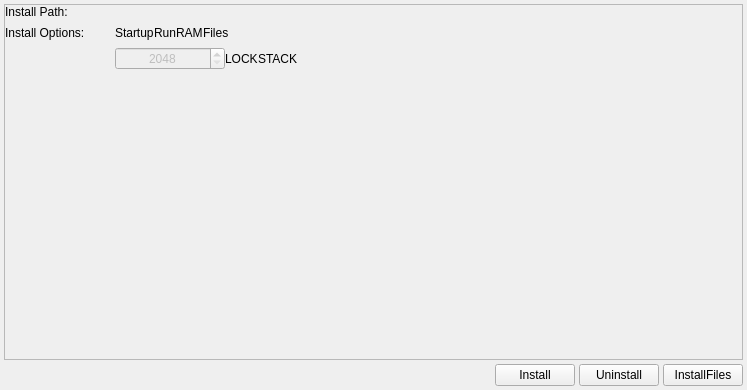
This is CoActionOS-QtSDK/CSdk/CApplicationInstaller.ui in CoActionOS/CoActionOS-Desktop as Qt 5 draws it before an edit. The edited form follows.
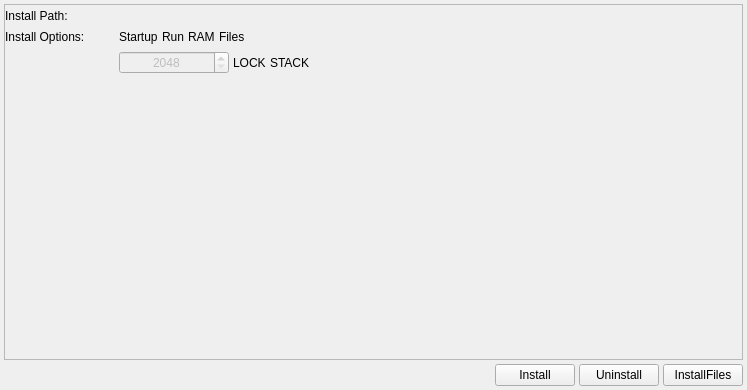
This is the edited form. Custom widgets are drawn as their Qt base class.

Patch:
```diff
--- a/CoActionOS-QtSDK/CSdk/CApplicationInstaller.ui
+++ b/CoActionOS-QtSDK/CSdk/CApplicationInstaller.ui
@@ -45,7 +45,7 @@
       </property>
       <layout class="QVBoxLayout" name="verticalLayout_2">
        <property name="spacing">
-        <number>0</number>
+        <number>4</number>
        </property>
        <property name="leftMargin">
         <number>0</number>
@@ -74,7 +74,7 @@
           <set>Qt::AlignLeading|Qt::AlignLeft|Qt::AlignTop</set>
          </property>
          <property name="horizontalSpacing">
-          <number>0</number>
+          <number>-1</number>
          </property>
          <property name="verticalSpacing">
           <number>4</number>
@@ -87,9 +87,15 @@
              <height>0</height>
             </size>
            </property>
+           <property name="lineWidth">
+            <number>1</number>
+           </property>
            <property name="text">
             <string>Install Path:</string>
            </property>
+           <property name="margin">
+            <number>0</number>
+           </property>
           </widget>
          </item>
          <item row="0" column="1">
@@ -306,17 +312,17 @@
    <header>CSdk/CLineEdit.h</header>
    <container>1</container>
   </customwidget>
-  <customwidget>
-   <class>CInstaller</class>
-   <extends>QWidget</extends>
-   <header>CSdk/CInstaller.h</header>
-   <container>1</container>
-  </customwidget>
   <customwidget>
    <class>CCheckbox</class>
    <extends>QLabel</extends>
    <header>CSdk/CCheckbox.h</header>
   </customwidget>
+  <customwidget>
+   <class>CInstaller</class>
+   <extends>QWidget</extends>
+   <header>CSdk/CInstaller.h</header>
+   <container>1</container>
+  </customwidget>
   <customwidget>
    <class>CLock</class>
    <extends>QLabel</extends>
```
